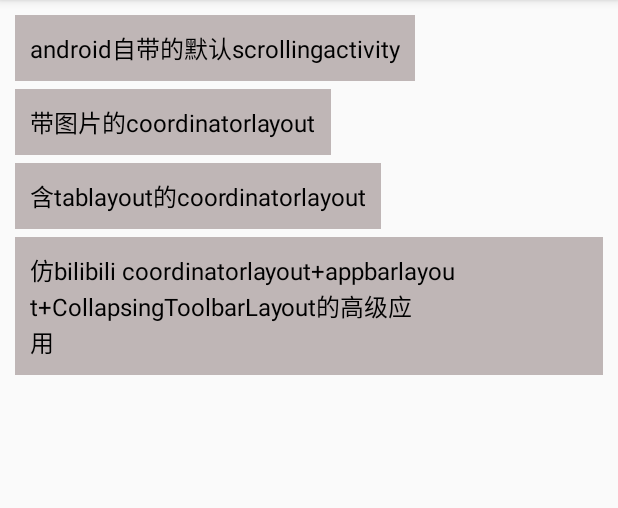
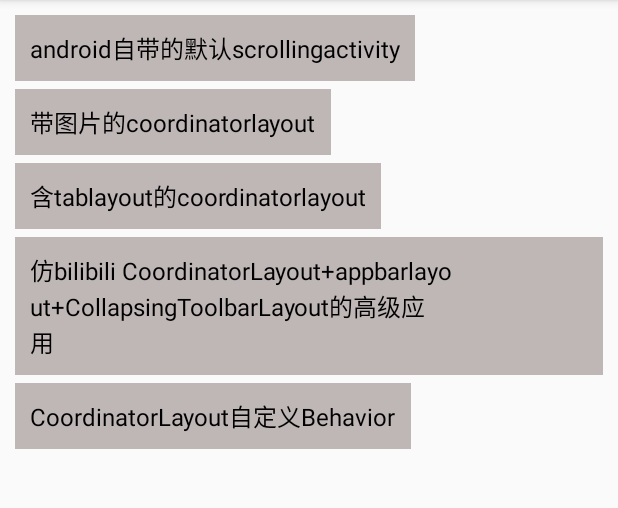
Before and after one commit to Dummyurl/CoordinatorLayoutLearn, an Android app: the screen it shows after launch (MainActivity), on a phone screen of 412 x 824 dp, the part 84-592 px from its top. Run offline under Robolectric (Android 15) with nearby library versions, the phone set to English and light mode, and no system bars.

Commit message:
自定义behavior

```diff
--- a/app/src/main/java/com/superman/coordinatorlayout/MainActivity.java
+++ b/app/src/main/java/com/superman/coordinatorlayout/MainActivity.java
@@ -15,6 +15,8 @@ public class MainActivity extends AppCompatActivity implements View.OnClickListe
         findViewById(R.id.img_coordinator).setOnClickListener(this);
         findViewById(R.id.tab_coordinator).setOnClickListener(this);
         findViewById(R.id.bilibili_coordinator).setOnClickListener(this);
+        findViewById(R.id.behavier_coordinator).setOnClickListener(this);
+        findViewById(R.id.behavieruc_coordinator).setOnClickListener(this);
     }
 
     @Override
@@ -32,6 +34,12 @@ public class MainActivity extends AppCompatActivity implements View.OnClickListe
             case R.id.bilibili_coordinator:
                 startActivity(new Intent(this, BilibiliActivity.class));
                 break;
+            case R.id.behavier_coordinator:
+                startActivity(new Intent(this, BehaviorActivity.class));
+                break;
+            case R.id.behavieruc_coordinator:
+                startActivity(new Intent(this, BehaviorLikeUcActivity.class));
+                break;
         }
     }
 }
--- a/app/src/main/res/layout/activity_main.xml
+++ b/app/src/main/res/layout/activity_main.xml
@@ -39,6 +39,7 @@
         android:text="含tablayout的coordinatorlayout"
         android:textColor="#000000"
         android:textSize="16sp" />
+
     <TextView
         android:id="@+id/bilibili_coordinator"
         android:layout_width="wrap_content"
@@ -46,7 +47,30 @@
         android:layout_marginTop="5dp"
         android:background="#bfb6b6"
         android:padding="10dp"
-        android:text="仿bilibili coordinatorlayout+appbarlayout+CollapsingToolbarLayout的高级应用"
+        android:text="仿bilibili CoordinatorLayout+appbarlayout+CollapsingToolbarLayout的高级应用"
         android:textColor="#000000"
         android:textSize="16sp" />
+
+    <TextView
+        android:id="@+id/behavier_coordinator"
+        android:layout_width="wrap_content"
+        android:layout_height="wrap_content"
+        android:layout_marginTop="5dp"
+        android:background="#bfb6b6"
+        android:padding="10dp"
+        android:text="CoordinatorLayout自定义Behavior"
+        android:textColor="#000000"
+        android:textSize="16sp" />
+
+    <TextView
+        android:id="@+id/behavieruc_coordinator"
+        android:layout_width="wrap_content"
+        android:layout_height="wrap_content"
+        android:layout_marginTop="5dp"
+        android:background="#bfb6b6"
+        android:padding="10dp"
+        android:text="CoordinatorLayout自定义Behavior仿UC浏览器主页"
+        android:textColor="#000000"
+        android:textSize="16sp"
+        android:visibility="gone" />
 </LinearLayout>
--- a/app/src/main/res/values/strings.xml
+++ b/app/src/main/res/values/strings.xml
@@ -91,4 +91,6 @@
         "when a user tries to pick up one of cards.\n\n"
     </string>
     <string name="action_settings">Settings</string>
+    <string name="title_activity_behavior">BehaviorActivity</string>
+    <string name="behavior_sample_title">com.superman.coordinatorlayout.behavior.SimpleTitleBehavior</string>
 </resources>
```
Also changed, not shown: app/src/main/AndroidManifest.xml (+8 -0 lines), app/src/main/java/com/superman/coordinatorlayout/BehaviorActivity.java (added, +43 -0 lines), app/src/main/java/com/superman/coordinatorlayout/BehaviorLikeUcActivity.java (added, +40 -0 lines), app/src/main/java/com/superman/coordinatorlayout/BilibiliActivity.java (+37 -16 lines), app/src/main/java/com/superman/coordinatorlayout/adapter/ItemAdapter.java (added, +54 -0 lines), app/src/main/java/com/superman/coordinatorlayout/behavior/SimpleTitleBehavior.java (added, +78 -0 lines), app/src/main/res/layout/activity_behavior.xml (added, +52 -0 lines), app/src/main/res/layout/content_behavior.xml (added, +17 -0 lines), app/src/main/res/layout/item_layout.xml (added, +22 -0 lines), app/src/main/res/menu/menu_behavior.xml (added, +10 -0 lines).
